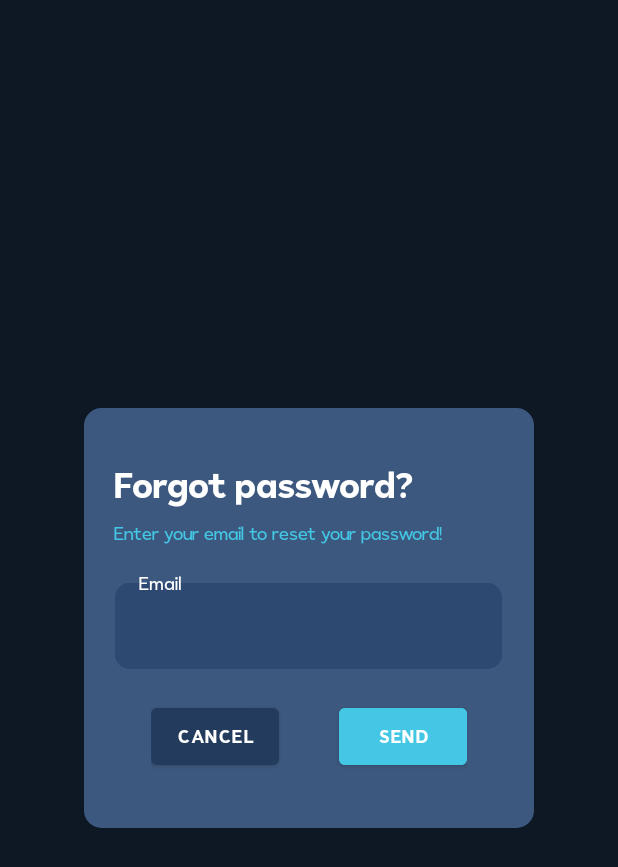
After one commit to justin-medeiros/IBudget---Budgeting-App, an Android app: the fragment ForgetPasswordFragment placed in its activity, on a phone screen of 412 x 824 dp. The commit adds this screen. Shown: the top 867 px of the screen. Run offline under Robolectric (Android 15) with nearby library versions, the phone set to English and light mode, and no system bars; our stand-ins replace Firebase (no records; nobody signed in at launch, a user with empty details on screens opened directly), data binding.

Commit message:
Created forget password dialog fragment + converted sign up, login and forget password to use MVVM architecture

```diff
--- a/app/src/main/AndroidManifest.xml
+++ b/app/src/main/AndroidManifest.xml
@@ -15,11 +15,13 @@
         <activity
             android:name=".activities.MainActivity"
             android:exported="true"
+            android:screenOrientation="portrait"
             android:theme="@style/Theme.App_Expenses.NoActionBar">
         </activity>
         <activity
             android:name=".activities.SplashScreenActivity"
             android:exported="true"
+            android:screenOrientation="portrait"
             android:theme="@style/Theme.App_Expenses.NoActionBar">
             <intent-filter>
                 <action android:name="android.intent.action.MAIN" />
--- /dev/null
+++ b/app/src/main/java/com/example/app_expenses/fragments/ForgetPasswordFragment.kt
@@ -0,0 +1,81 @@
+package com.example.app_expenses.fragments
+
+import android.content.res.ColorStateList
+import android.graphics.drawable.ColorDrawable
+import android.os.Bundle
+import android.view.LayoutInflater
+import android.view.View
+import android.view.ViewGroup
+import android.widget.TextView
+import android.widget.Toast
+import androidx.core.content.ContextCompat
+import androidx.databinding.DataBindingUtil
+import androidx.fragment.app.DialogFragment
+import androidx.fragment.app.viewModels
+import com.example.app_expenses.R
+import com.example.app_expenses.databinding.FragmentForgetPasswordBinding
+import com.example.app_expenses.viewModels.AuthViewModel
+import com.google.android.material.textfield.TextInputEditText
+import com.google.android.material.textfield.TextInputLayout
+
+class ForgetPasswordFragment: DialogFragment() {
+
+    private lateinit var fragmentForgetPassword: FragmentForgetPasswordBinding
+    private val authViewModel: AuthViewModel by viewModels()
+
+    override fun onCreateView(
+        inflater: LayoutInflater,
+        container: ViewGroup?,
+        savedInstanceState: Bundle?
+    ): View? {
+        fragmentForgetPassword = DataBindingUtil.inflate(inflater, R.layout.fragment_forget_password,
+            container, false)
+        return fragmentForgetPassword.root
+    }
+
+    override fun onViewCreated(view: View, savedInstanceState: Bundle?) {
+        authViewModel.getSendPasswordResetLiveData().observe(viewLifecycleOwner){ isSent ->
+            if(isSent){
+                dismiss()
+                Toast.makeText(context, "Password sent.",
+                    Toast.LENGTH_SHORT).show()
+            }else{
+                forgotPasswordInvalid(fragmentForgetPassword.tvInvalidAlert, fragmentForgetPassword.alertEmailTextInput,
+                    fragmentForgetPassword.tvAlertEmail)
+            }
+        }
+
+        createAlertDialog()
+
+    }
+
+    private fun createAlertDialog(){
+        fragmentForgetPassword.btnCancelAlertBox.setOnClickListener {
+            dismiss()
+        }
+
+        fragmentForgetPassword.btnSendAlertBox.setOnClickListener {
+            fragmentForgetPassword.alertEmailTextInput.clearFocus()
+            authViewModel.sendPasswordReset(fragmentForgetPassword.tvAlertEmail.text.toString())
+        }
+
+        fragmentForgetPassword.tvAlertEmail.setOnFocusChangeListener { _, _ ->
+            fragmentForgetPassword.tvInvalidAlert.visibility = View.GONE
+            fragmentForgetPassword.alertEmailTextInput.boxBackgroundColor = ContextCompat.getColor(requireContext(), R.color.background_secondary)
+            fragmentForgetPassword.alertEmailTextInput.defaultHintTextColor = ColorStateList.valueOf(ContextCompat.getColor(requireContext(), R.color.white))
+            fragmentForgetPassword.tvAlertEmail.setTextColor(ContextCompat.getColor(requireContext(), R.color.white))
+        }
+        if(dialog!!.window != null){
+            dialog!!.window!!.setBackgroundDrawable(ColorDrawable(0))
+        }
+    }
+
+    private fun forgotPasswordInvalid(invalidAlert: TextView, textBox: TextInputLayout, text: TextInputEditText){
+        invalidAlert.visibility = View.VISIBLE
+        textBox.boxBackgroundColor = ContextCompat.getColor(requireContext(), R.color.red)
+        textBox.defaultHintTextColor = ColorStateList.valueOf(ContextCompat.getColor(requireContext(), R.color.red_bright))
+        text.setTextColor(ContextCompat.getColor(requireContext(), R.color.red_bright))
+    }
+
+
+}
--- /dev/null
+++ b/app/src/main/res/layout/fragment_forget_password.xml
@@ -0,0 +1,115 @@
+<?xml version="1.0" encoding="utf-8"?>
+<layout>
+    <LinearLayout xmlns:android="http://schemas.android.com/apk/res/android"
+        android:layout_width="match_parent"
+        android:layout_height="match_parent"
+        xmlns:app="http://schemas.android.com/apk/res-auto"
+        android:gravity="center|top">
+
+        <LinearLayout
+            android:layout_width="300dp"
+            android:layout_height="280dp"
+            android:orientation="vertical"
+            android:gravity="center"
+            android:background="@drawable/alert_box_background"
+            android:outlineAmbientShadowColor="@color/black">
+            <TextView
+                android:layout_width="wrap_content"
+                android:layout_height="wrap_content"
+                android:fontFamily="@font/figerona_bold"
+                android:textColor="@color/white"
+                android:text="Forgot password?"
+                android:layout_gravity="left"
+                android:textSize="24sp"
+                android:layout_marginLeft="20dp"/>
+            <TextView
+                android:layout_width="wrap_content"
+                android:layout_height="wrap_content"
+                android:fontFamily="@font/figerona_regular"
+                android:textColor="@color/foreground_primary"
+                android:text="Enter your email to reset your password!"
+                android:layout_gravity="left"
+                android:textSize="12sp"
+                android:layout_marginLeft="20dp"
+                android:layout_marginTop="10dp"
+                android:layout_marginBottom="10dp"/>
+
+            <com.google.android.material.textfield.TextInputLayout
+                android:id="@+id/alertEmailTextInput"
+                style="@style/Widget.MaterialComponents.TextInputLayout.OutlinedBox"
+                android:layout_width="258dp"
+                android:layout_height="wrap_content"
+                android:layout_gravity="center"
+                android:gravity="center"
+                android:textColorHint="@color/white"
+                android:layout_marginTop="10dp"
+                app:boxBackgroundColor="@color/background_secondary"
+                app:boxCornerRadiusBottomEnd="10dp"
+                app:boxCornerRadiusBottomStart="10dp"
+                app:boxCornerRadiusTopEnd="10dp"
+                app:boxCornerRadiusTopStart="10dp"
+                app:boxStrokeColor="@color/background_secondary"
+                app:boxStrokeWidth="2dp"
+                app:hintAnimationEnabled="false"
+                app:hintTextColor="@color/white">
+
+                <com.google.android.material.textfield.TextInputEditText
+                    android:id="@+id/tvAlertEmail"
+                    android:layout_width="match_parent"
+                    android:layout_height="match_parent"
+                    android:layout_gravity="center"
+                    android:fontFamily="@font/figerona_regular"
+                    android:hint="Email"
+                    android:inputType="textEmailAddress"
+                    android:paddingTop="20dp"
+                    android:textColor="@color/white"
+                    android:textColorHint="@color/white"
+                    android:textSize="16sp" />
+            </com.google.android.material.textfield.TextInputLayout>
+
+            <TextView
+                android:id="@+id/tvInvalidAlert"
+                android:layout_width="wrap_content"
+                android:layout_height="wrap_content"
+                android:visibility="gone"
+                android:text="@string/alert_invalid"
+                android:textSize="12sp"
+                android:textColor="@color/red_bright"
+                android:fontFamily="@font/figerona_light"
+                android:layout_gravity="left"
+                android:drawablePadding="5dp"
+                android:layout_marginLeft="30dp"
+                android:layout_marginRight="30dp"
+                android:layout_marginTop="10dp"
+                android:drawableLeft="@drawable/ic_close_circle"/>
+            <LinearLayout
+                android:layout_width="wrap_content"
+                android:layout_height="wrap_content"
+                android:orientation="horizontal"
+                android:layout_marginTop="20dp">
+                <Button
+                    android:id="@+id/btnCancelAlertBox"
+                    android:layout_width="85dp"
+                    android:layout_height="50dp"
+                    android:fontFamily="@font/figerona_bold"
+                    android:text="Cancel"
+                    android:textSize="12sp"
+                    android:textColor="@color/white"
+                    android:layout_marginRight="40dp"/>
+                <Button
+                    android:id="@+id/btnSendAlertBox"
+                    android:layout_width="85dp"
+                    android:layout_height="50dp"
+                    android:fontFamily="@font/figerona_bold"
+                    android:backgroundTint="@color/foreground_primary"
+                    android:text="Send"
+                    android:textSize="12sp"
+                    android:textColor="@color/white" />
+
+            </LinearLayout>
+
+
+        </LinearLayout>
+
+    </LinearLayout>
+</layout>
```
Also changed, not shown: app/src/main/java/com/example/app_expenses/enums/SignUpEnum.kt (added, +7 -0 lines), app/src/main/java/com/example/app_expenses/fragments/LoginFragment.kt (+37 -111 lines), app/src/main/java/com/example/app_expenses/fragments/SignUpFragment.kt (+40 -52 lines), app/src/main/java/com/example/app_expenses/repositories/AuthRepository.kt (+48 -14 lines), app/src/main/java/com/example/app_expenses/utils/UtilitiesFunctions.kt (+5 -2 lines), app/src/main/java/com/example/app_expenses/viewModels/AuthViewModel.kt (+26 -15 lines), app/src/main/res/layout/alertbox_forget_password.xml (deleted, +0 -113 lines).
